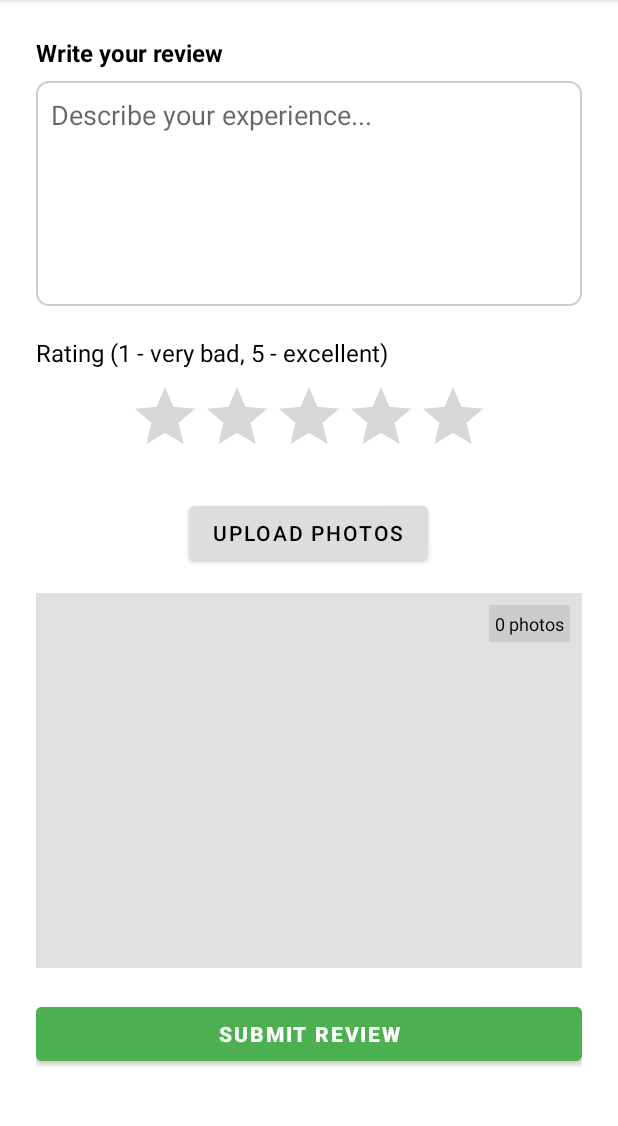
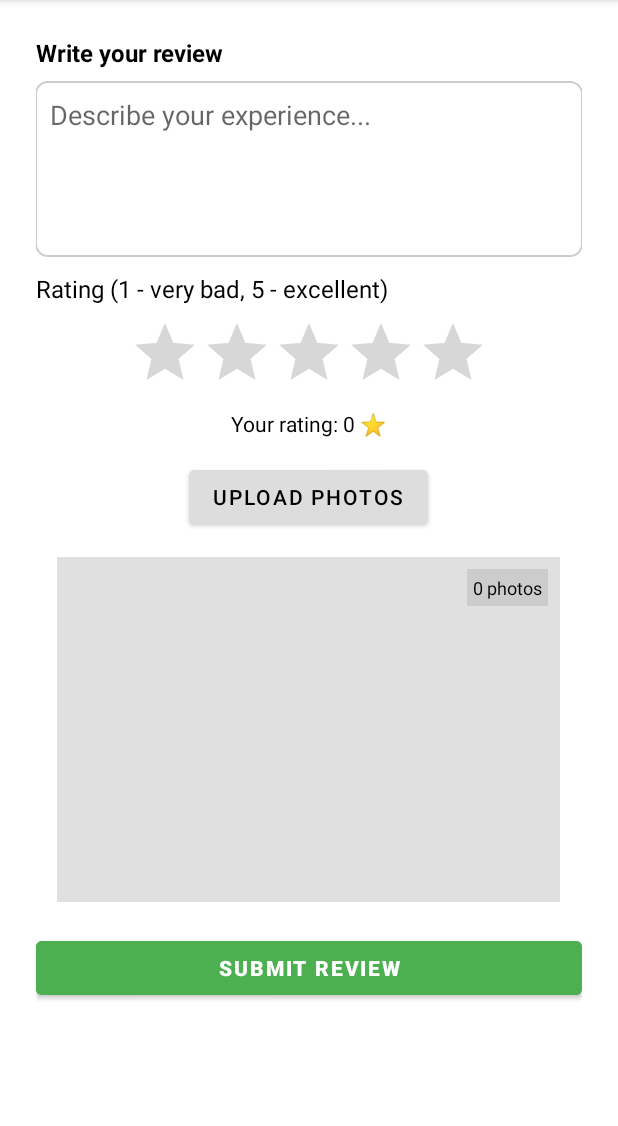
Before and after one commit to JianingWangGit/CS15FYP, an Android app: the screen it shows after launch (GiveReviewActivity), after a tap on "WRITE A REVIEW", on a phone screen of 412 x 824 dp, the part 84-1210 px from its top. Run offline under Robolectric (Android 15) with nearby library versions, the phone set to English and light mode, and no system bars.

Commit message:
rating star with display

```diff
--- a/app/src/main/java/com/example/cs_15_fyp/GiveReviewActivity.java
+++ b/app/src/main/java/com/example/cs_15_fyp/GiveReviewActivity.java
@@ -1,6 +1,8 @@
 package com.example.cs_15_fyp;
 
 import android.os.Bundle;
+import android.widget.RatingBar;
+import android.widget.TextView;
 
 import androidx.activity.EdgeToEdge;
 import androidx.appcompat.app.AppCompatActivity;
@@ -21,5 +23,14 @@ public class GiveReviewActivity extends AppCompatActivity {
             v.setPadding(systemBars.left, systemBars.top, systemBars.right, systemBars.bottom);
             return insets;
         });
+
+        // Connect views
+        RatingBar ratingBar = findViewById(R.id.ratingBar);
+        TextView ratingDisplay = findViewById(R.id.ratingDisplay);
+
+        // Show current rating when changed
+        ratingBar.setOnRatingBarChangeListener((bar, rating, fromUser) -> {
+            ratingDisplay.setText("Your rating: " + rating + " ⭐");
+        });
     }
 }
--- a/app/src/main/java/com/example/cs_15_fyp/InfoRestaurantActivity.java
+++ b/app/src/main/java/com/example/cs_15_fyp/InfoRestaurantActivity.java
@@ -2,9 +2,8 @@ package com.example.cs_15_fyp;
 
 import android.content.Intent;
 import android.os.Bundle;
+import android.widget.Button;
 import android.widget.EditText;
-import android.widget.ImageView;
-import android.widget.RatingBar;
 import android.widget.TextView;
 
 import androidx.appcompat.app.AppCompatActivity;
@@ -31,15 +30,21 @@ public class InfoRestaurantActivity extends AppCompatActivity {
             return insets;
         });
 
-        // Connect to views
+        // Views Creation
+        Button btnGoToGiveReview = findViewById(R.id.btnGoToGiveReview);
         EditText searchBar = findViewById(R.id.searchBar);
         TextView restaurantName = findViewById(R.id.restaurantName);
         RecyclerView reviewRecyclerView = findViewById(R.id.reviewRecyclerView);
 
-        // Set dummy restaurant info
+
+        btnGoToGiveReview.setOnClickListener(v -> {
+            Intent intent = new Intent(InfoRestaurantActivity.this, GiveReviewActivity.class);
+            startActivity(intent);
+        });
+
+
+        //  Dummy review data
         restaurantName.setText("Delicious Dumplings");
-
-        // Dummy review data
         List<Review> reviews = new ArrayList<>();
         reviews.add(new Review("user111", "The dumplings were 🔥", 5));
         reviews.add(new Review("user112", "Soup was mid. Service was nice.", 3.5f));
@@ -50,12 +55,6 @@ public class InfoRestaurantActivity extends AppCompatActivity {
         ReviewAdapter adapter = new ReviewAdapter(reviews);
         reviewRecyclerView.setLayoutManager(new LinearLayoutManager(this));
         reviewRecyclerView.setAdapter(adapter);
-
-
-        findViewById(R.id.btnGoToGiveReview).setOnClickListener(v -> {
-            Intent intent = new Intent(InfoRestaurantActivity.this, GiveReviewActivity.class);
-            startActivity(intent);
-        });
     }
 
 }
--- a/app/src/main/res/layout/activity_give_review.xml
+++ b/app/src/main/res/layout/activity_give_review.xml
@@ -25,56 +25,63 @@
         <!-- Text box (larger for multiple lines) -->
         <EditText
             android:id="@+id/editTextReview"
-            android:layout_width="match_parent"
-            android:layout_height="150dp"
+            android:layout_width="365dp"
+            android:layout_height="117dp"
+            android:layout_marginTop="8dp"
+            android:background="@drawable/edittext_border"
+            android:gravity="top"
             android:hint="Describe your experience..."
             android:inputType="textMultiLine"
-            android:gravity="top"
-            android:background="@drawable/edittext_border"
-            android:padding="10dp"
-            android:layout_marginTop="8dp"/>
+            android:padding="10dp" />
 
-        <!-- Rating label -->
         <TextView
             android:layout_width="match_parent"
             android:layout_height="wrap_content"
+            android:layout_marginTop="10dp"
             android:text="Rating (1 - very bad, 5 - excellent)"
-            android:textSize="16sp"
             android:textColor="#000000"
-            android:layout_marginTop="20dp" />
+            android:textSize="16sp" />
 
-        <!-- Rating Bar -->
 
-        <!-- Upload button -->
         <RatingBar
             android:id="@+id/ratingBar"
             android:layout_width="wrap_content"
             android:layout_height="wrap_content"
             android:layout_marginTop="8dp"
             android:numStars="5"
-            android:stepSize="1.0" />
+            android:stepSize="0.5" />
+
+        <TextView
+            android:id="@+id/ratingDisplay"
+            android:layout_width="wrap_content"
+            android:layout_height="wrap_content"
+            android:layout_marginTop="4dp"
+            android:text="Your rating: 0 ⭐"
+            android:textColor="#000000"
+            android:textSize="14sp" />
 
         <Button
             android:id="@+id/btnUploadPhotos"
             android:layout_width="wrap_content"
             android:layout_height="wrap_content"
+            android:layout_marginTop="15dp"
+            android:backgroundTint="#DDDDDD"
             android:text="Upload Photos"
-            android:backgroundTint="#DDDDDD"
-            android:textColor="#000000"
-            android:layout_marginTop="20dp" />
+            android:textColor="#000000" />
 
-        <!-- Photo upload container -->
         <FrameLayout
             android:id="@+id/photoFrame"
-            android:layout_width="match_parent"
-            android:layout_height="250dp"
+            android:layout_width="335dp"
+            android:layout_height="230dp"
+            android:layout_marginTop="16dp"
             android:background="#E0E0E0"
-            android:layout_marginTop="16dp"
             android:padding="8dp">
 
             <!-- Horizontal scroll for images -->
+
+            <!-- Photo count (top-right corner) -->
             <HorizontalScrollView
-                android:layout_width="match_parent"
+                android:layout_width="351dp"
                 android:layout_height="match_parent"
                 android:scrollbars="none">
 
@@ -82,33 +89,31 @@
                     android:id="@+id/photoContainer"
                     android:layout_width="wrap_content"
                     android:layout_height="match_parent"
-                    android:orientation="horizontal"
-                    android:gravity="center_vertical" />
+                    android:gravity="center_vertical"
+                    android:orientation="horizontal" />
             </HorizontalScrollView>
 
-            <!-- Photo count (top-right corner) -->
             <TextView
                 android:id="@+id/photoCount"
                 android:layout_width="wrap_content"
                 android:layout_height="wrap_content"
+                android:layout_gravity="top|end"
+                android:background="#CCCCCC"
+                android:padding="4dp"
                 android:text="0 photos"
                 android:textColor="#000000"
-                android:background="#CCCCCC"
-                android:padding="4dp"
-                android:textSize="12sp"
-                android:layout_gravity="top|end" />
+                android:textSize="12sp" />
 
             <!-- Page indicators (dots) -->
             <LinearLayout
                 android:id="@+id/pageDots"
                 android:layout_width="wrap_content"
                 android:layout_height="wrap_content"
-                android:orientation="horizontal"
                 android:layout_gravity="bottom|center_horizontal"
-                android:layout_marginBottom="8dp" />
+                android:layout_marginBottom="8dp"
+                android:orientation="horizontal" />
         </FrameLayout>
 
-        <!-- Optional Submit Button -->
         <Button
             android:id="@+id/btnSubmitReview"
             android:layout_width="match_parent"
```
Also changed, not shown: app/src/main/res/layout/activity_info_restaurant.xml (+30 -25 lines).
